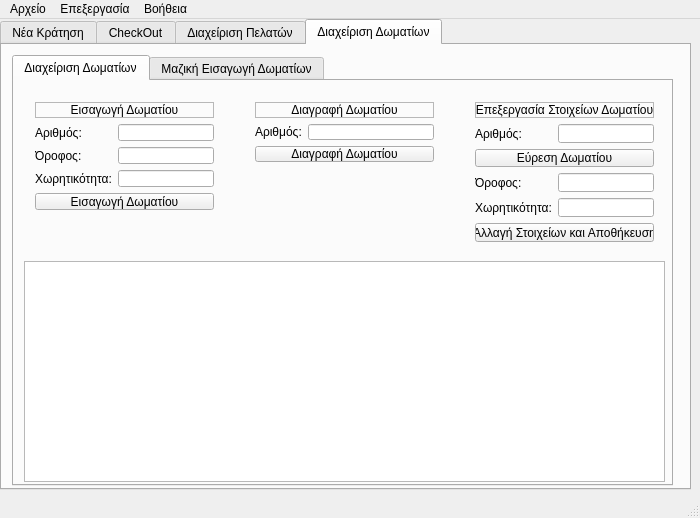
thantsip/tl2hotel, file MAIN/Reception/src/mainwindow.ui: the form before one commit.
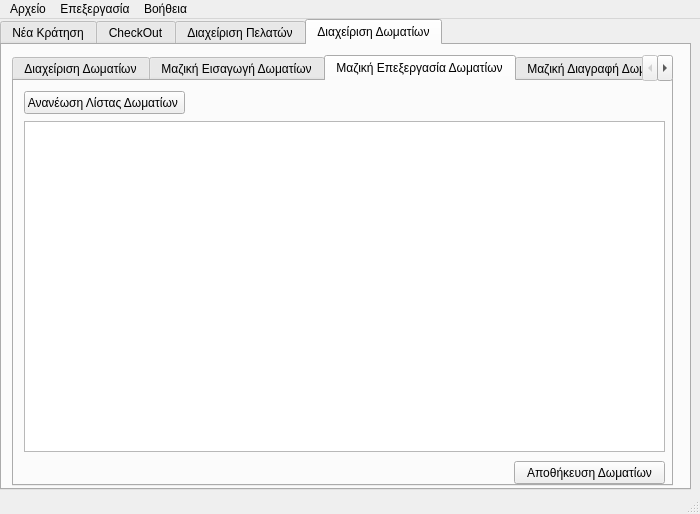
The form after the commit. The open tabs and pages were chosen to show the change.

Commit message: *added mainwindow (.h & .cpp & .ui) main (.cpp) about (.h & .cpp & .ui) my week report

```diff
--- a/MAIN/Reception/src/mainwindow.ui
+++ b/MAIN/Reception/src/mainwindow.ui
@@ -7,7 +7,7 @@
     <x>0</x>
     <y>0</y>
     <width>700</width>
-    <height>518</height>
+    <height>514</height>
    </rect>
   </property>
   <property name="windowTitle">
@@ -997,6 +997,88 @@
         </property>
        </widget>
       </widget>
+      <widget class="QWidget" name="tab_10">
+       <attribute name="title">
+        <string>Μαζική Επεξεργασία Δωματίων</string>
+       </attribute>
+       <widget class="QTableWidget" name="MassiveRoomEditTable">
+        <property name="geometry">
+         <rect>
+          <x>10</x>
+          <y>40</y>
+          <width>641</width>
+          <height>331</height>
+         </rect>
+        </property>
+       </widget>
+       <widget class="QPushButton" name="MassiveRoomEditSave">
+        <property name="geometry">
+         <rect>
+          <x>500</x>
+          <y>380</y>
+          <width>151</width>
+          <height>23</height>
+         </rect>
+        </property>
+        <property name="text">
+         <string>Αποθήκευση Δωματίων</string>
+        </property>
+       </widget>
+       <widget class="QPushButton" name="RefreshRoom">
+        <property name="geometry">
+         <rect>
+          <x>10</x>
+          <y>10</y>
+          <width>161</width>
+          <height>23</height>
+         </rect>
+        </property>
+        <property name="text">
+         <string>Ανανέωση Λίστας Δωματίων </string>
+        </property>
+       </widget>
+      </widget>
+      <widget class="QWidget" name="tab_11">
+       <attribute name="title">
+        <string>Μαζική Διαγραφή Δωματίων</string>
+       </attribute>
+       <widget class="QPushButton" name="DeleteAllRooms">
+        <property name="geometry">
+         <rect>
+          <x>480</x>
+          <y>380</y>
+          <width>171</width>
+          <height>23</height>
+         </rect>
+        </property>
+        <property name="text">
+         <string>Διαγραφή Ολων των Δωματίων</string>
+        </property>
+       </widget>
+       <widget class="QTableWidget" name="MassiveRoomDeleteTable">
+        <property name="geometry">
+         <rect>
+          <x>10</x>
+          <y>40</y>
+          <width>641</width>
+          <height>331</height>
+         </rect>
+        </property>
+       </widget>
+       <widget class="QPushButton" name="Re">
+        <property name="geometry">
+         <rect>
+          <x>10</x>
+          <y>10</y>
+          <width>161</width>
+          <height>23</height>
+         </rect>
+        </property>
+        <property name="text">
+         <string>Ανανέωση Λίστας Δωματίων </string>
+        </property>
+       </widget>
+      </widget>
      </widget>
     </widget>
    </widget>
```
Left out of the diff: 4 changed lines with no effect on the pictures. The commit also changes 6 other files.
